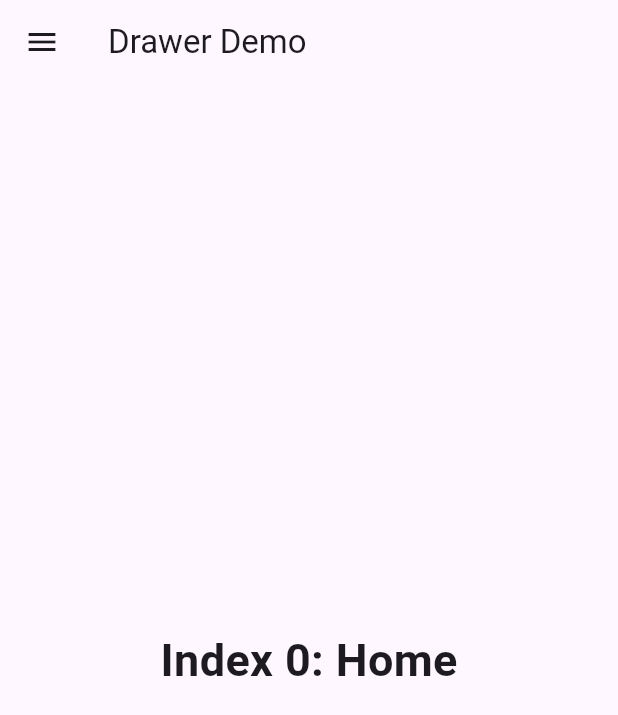
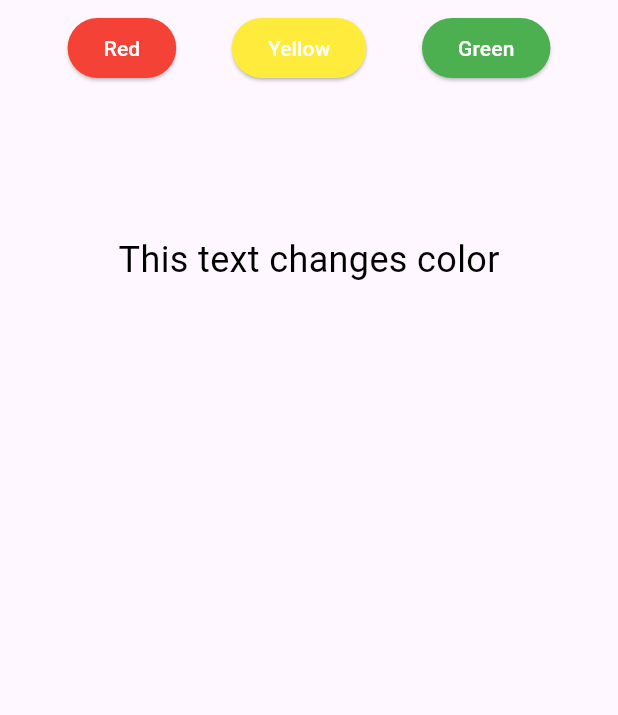
Before and after one commit to dnkchi2809/test_flutter, a Flutter app: the screen it shows after launch, on a phone screen of 412 x 824 dp. Shown: the top 715 px of the screen. Run offline on Flutter 3.47's test engine with Material 3 defaults, Android fonts, the phone set to English and light mode, and no system bars; our stand-ins replace flutter_redux, redux.

Commit message:
feat: basic state management

```diff
--- /dev/null
+++ b/devtools_options.yaml
@@ -0,0 +1,3 @@
+description: This file stores settings for Dart & Flutter DevTools.
+documentation: https://docs.flutter.dev/tools/devtools/extensions#configure-extension-enablement-states
+extensions:
--- a/lib/main.dart
+++ b/lib/main.dart
@@ -1,18 +1,17 @@
 import 'package:flutter/cupertino.dart';
 import 'package:flutter/material.dart';
 import 'package:flutter/widgets.dart';
-
-import 'navigator/drawer/drawer.dart';
+import 'package:test_flutter/stateManagement/redux/testFlutterReduxApp.dart';
 
 void main() {
   runApp(MaterialApp(
-    home: const SafeArea(
+    home: SafeArea(
       child: Scaffold(
         // appBar: AppBar(
         //   backgroundColor: Colors.red,
         //   title: const Text('Home'),
         // ),
-        body: MyHomePage(title: 'Drawer Demo'),
+        body: TestFlutterReduxApp(),
       ),
     ),
     theme: ThemeData(
--- /dev/null
+++ b/lib/stateManagement/provider/model.dart
@@ -0,0 +1,18 @@
+import 'package:flutter/cupertino.dart';
+
+// class MyModel {
+//   String text = "Hello";
+//
+//   void doSomething() {
+//     text = "World";
+//   }
+// }
+
+class MyModel with ChangeNotifier {
+  String text = "Hello";
+
+  void doSomething(String updateText) {
+    text = updateText;
+    notifyListeners();
+  }
+}
--- /dev/null
+++ b/lib/stateManagement/provider/myApp.dart
@@ -0,0 +1,49 @@
+import 'package:flutter/cupertino.dart';
+import 'package:flutter/material.dart';
+import 'package:provider/provider.dart';
+
+import 'model.dart';
+
+class TestProviderWidget extends StatelessWidget {
+  @override
+  Widget build(BuildContext context) {
+    return ChangeNotifierProvider<MyModel>(
+      create: (context) => MyModel(),
+      child: MaterialApp(
+        home: Scaffold(
+          appBar: AppBar(title: Text('My App')),
+          backgroundColor: Colors.grey,
+          body: Row(
+            mainAxisAlignment: MainAxisAlignment.center,
+            crossAxisAlignment: CrossAxisAlignment.center,
+            children: <Widget>[
+              Container(
+                padding: const EdgeInsets.all(20),
+                color: Colors.green[200],
+                child: Consumer<MyModel>(
+                  builder: (context, mymodel, child) {
+                    return ElevatedButton(
+                      child: Text('Do something'),
+                      onPressed: () {
+                        mymodel.doSomething('updated');
+                      },
+                    );
+                  },
+                ),
+              ),
+              Container(
+                padding: const EdgeInsets.all(35),
+                color: Colors.blue[200],
+                child: Consumer<MyModel>(
+                  builder: (context, mymodel, child) {
+                    return Text(mymodel.text);
+                  },
+                ),
+              ),
+            ],
+          ),
+        ),
+      ),
+    );
+  }
+}
--- /dev/null
+++ b/lib/stateManagement/redux/actions.dart
@@ -0,0 +1,6 @@
+// actions.dart
+class ChangeColorAction {
+  final String color;
+
+  ChangeColorAction(this.color);
+}
--- /dev/null
+++ b/lib/stateManagement/redux/reducer.dart
@@ -0,0 +1,9 @@
+// reducer.dart
+import 'actions.dart';
+
+String changeColorReducer(String state, dynamic action) {
+  if (action is ChangeColorAction) {
+    return action.color;
+  }
+  return state;
+}
--- /dev/null
+++ b/lib/stateManagement/redux/testFlutterReduxApp.dart
@@ -0,0 +1,85 @@
+import 'package:flutter/cupertino.dart';
+import 'package:flutter/material.dart';
+import 'package:flutter/widgets.dart';
+import 'package:flutter_redux/flutter_redux.dart';
+import 'package:redux/redux.dart';
+import 'package:test_flutter/stateManagement/redux/reducer.dart';
+
+import 'actions.dart';
+
+class TestFlutterReduxApp extends StatelessWidget {
+  final store = new Store<String>(changeColorReducer, initialState: '');
+
+  TestFlutterReduxApp({super.key});
+
+  void onPressed(String color) {
+    store.dispatch(ChangeColorAction(color));
+  }
+
+  @override
+  Widget build(BuildContext context) {
+    print(store.reducer);
+    return StoreProvider(
+        store: store,
+        child: Padding(
+          padding: const EdgeInsets.all(8.0),
+          child: Column(
+            children: [
+              Row(
+                mainAxisAlignment: MainAxisAlignment.spaceEvenly,
+                children: [
+                  ElevatedButton(
+                    onPressed: () => onPressed('red'),
+                    style: ElevatedButton.styleFrom(
+                        foregroundColor: Colors.white,
+                        backgroundColor: Colors.red),
+                    child: const Text('Red'),
+                  ),
+                  ElevatedButton(
+                    onPressed: () => onPressed('yellow'),
+                    style: ElevatedButton.styleFrom(
+                        foregroundColor: Colors.white,
+                        backgroundColor: Colors.yellow),
+                    child: const Text('Yellow'),
+                  ),
+                  ElevatedButton(
+                    onPressed: () => onPressed('green'),
+                    style: ElevatedButton.styleFrom(
+                        foregroundColor: Colors.white,
+                        backgroundColor: Colors.green),
+                    child: const Text('Green'),
+                  ),
+                ],
+              ),
+              const SizedBox(
+                height: 100,
+              ),
+              // Display text with color
+              StoreConnector<String, String>(
+                converter: (store) => store.state,
+                builder: (context, color) {
+                  return Text(
+                    'This text changes color',
+                    style:
+                        TextStyle(color: _colorFromString(color), fontSize: 24),
+                  );
+                },
+              ),
+            ],
+          ),
+        ));
+  }
+
+  Color _colorFromString(String color) {
+    switch (color) {
+      case 'red':
+        return Colors.red;
+      case 'yellow':
+        return Colors.yellow;
+      case 'green':
+        return Colors.green;
+      default:
+        return Colors.black;
+    }
+  }
+}
```
Also changed, not shown: lib/stateManagement/redux/FlutterReduxApp.dart (added, +103 -0 lines), pubspec.yaml (+6 -4 lines), pubspec.lock.
